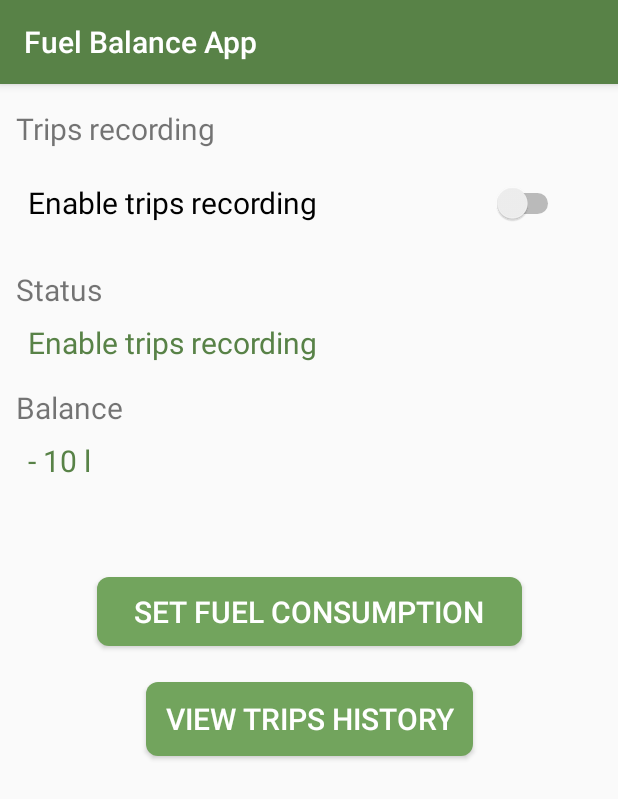
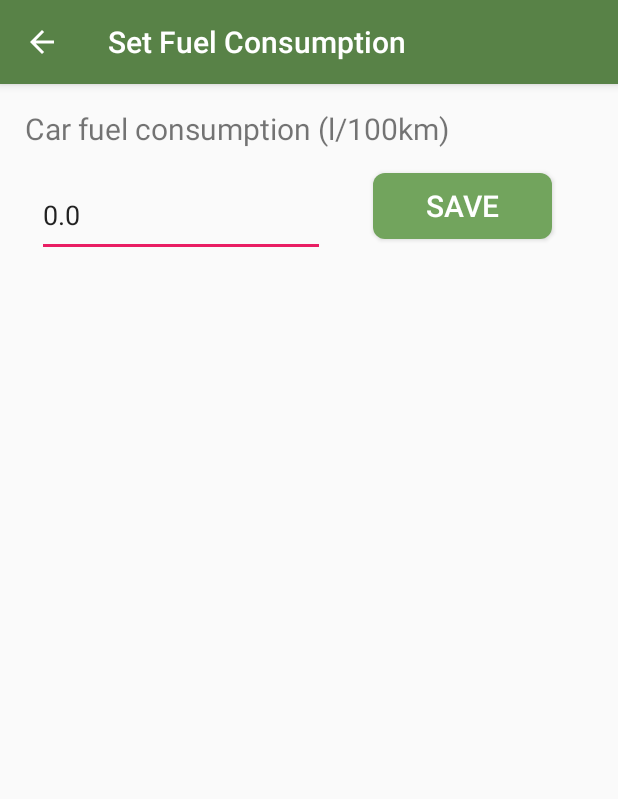
Before and after one commit to kosmolub01/Fuel-balance-app, an Android app: the screen it shows after launch (MainActivity before the commit, SetFuelConsumption after it), after a tap on "SET FUEL CONSUMPTION", on a phone screen of 412 x 824 dp. Shown: the top 799 px of the screen. Run offline under Robolectric (Android 15) with nearby library versions, the phone set to English and light mode, and no system bars.

Commit message:
Add setting car fuel consumption activity

```diff
--- a/app/build.gradle
+++ b/app/build.gradle
@@ -35,6 +35,7 @@ dependencies {
     // Support Libraries
     implementation 'androidx.appcompat:appcompat:1.3.0'
     implementation 'androidx.constraintlayout:constraintlayout:2.0.4'
+    implementation 'com.google.android.material:material:1.4.0'
 
     // Testing Dependencies
     testImplementation 'junit:junit:4.13.1'
--- a/app/src/main/java/com/example/fuelbalanceapp/MainActivity.kt
+++ b/app/src/main/java/com/example/fuelbalanceapp/MainActivity.kt
@@ -8,7 +8,6 @@ import android.content.SharedPreferences
 import android.content.pm.PackageManager
 import android.os.Bundle
 import android.util.Log
-import android.view.View
 import android.widget.Toast
 import androidx.appcompat.app.AppCompatActivity
 import androidx.core.app.ActivityCompat
@@ -58,33 +57,31 @@ class MainActivity : AppCompatActivity() {
         }
 
         switchTripsRecording.setOnCheckedChangeListener { _, isChecked ->
-            // Save tripsRecording to SharedPreferences when it changes
+            // Save tripsRecording to SharedPreferences when it changes.
             saveTripsRecordingToSharedPreferences(isChecked)
-            // Handle the switch state change
+            // Handle the switch state change.
             if (isChecked) {
                 startTracking()
+                Toast.makeText(this@MainActivity, "Activity tracking has started",
+                    Toast.LENGTH_SHORT).show()
             } else {
                 resetTracking()
             }
         }
 
         buttonSetFuelConsumption.setOnClickListener {
-            """if (isPermissionGranted()) {
-                startService(Intent(this, DetectedActivityService::class.java))
-                requestActivityTransitionUpdates()
-                isTrackingStarted = true
-                Toast.makeText(this@MainActivity, "You've started activity tracking",
-                    Toast.LENGTH_SHORT).show()
-            } else {
-                requestPermission()
-            }"""
+            val intent = Intent(this@MainActivity, SetFuelConsumption::class.java)
+            //intent.putExtra("key", value) //Optional parameters
+            startActivity(intent)
         }
+
         buttonTripsHistory.setOnClickListener {
             """stopService(Intent(this, DetectedActivityService::class.java))
             removeActivityTransitionUpdates()
 
             Toast.makeText(this, "You've stopped tracking your activity", Toast.LENGTH_SHORT).show()"""
         }
+
         buttonReset.setOnClickListener {
             //resetTracking()
         }
@@ -95,16 +92,15 @@ class MainActivity : AppCompatActivity() {
         setDetectedActivity(SupportedActivity.NOT_ENABLED)
         removeActivityTransitionUpdates()
         stopService(Intent(this, DetectedActivityService::class.java))
-        Toast.makeText(this, "You've stopped tracking your activity", Toast.LENGTH_SHORT).show()
+        Toast.makeText(this, "Activity tracking has stopped", Toast.LENGTH_SHORT).show()
     }
 
     private fun startTracking() {
         if (isPermissionGranted()) {
             startService(Intent(this, DetectedActivityService::class.java))
             requestActivityTransitionUpdates()
+            setDetectedActivity(SupportedActivity.UPDATE_IN_PROGRESS)
             isTrackingStarted = true
-            Toast.makeText(this@MainActivity, "You've started activity tracking",
-                Toast.LENGTH_SHORT).show()
         } else {
             requestPermission()
         }
--- /dev/null
+++ b/app/src/main/java/com/example/fuelbalanceapp/SetFuelConsumption.kt
@@ -0,0 +1,42 @@
+package com.example.fuelbalanceapp
+
+import android.content.Context
+import android.content.Intent
+import android.content.SharedPreferences
+import androidx.appcompat.app.AppCompatActivity
+import android.os.Bundle
+import android.widget.Toast
+import androidx.core.app.NavUtils
+import kotlinx.android.synthetic.main.activity_main.*
+import kotlinx.android.synthetic.main.activity_set_fuel_consumption.*
+
+const val FUEL_CONSUMPTION_KEY = "fuelConsumption"
+
+class SetFuelConsumption : AppCompatActivity() {
+    override fun onCreate(savedInstanceState: Bundle?) {
+        super.onCreate(savedInstanceState)
+        setContentView(R.layout.activity_set_fuel_consumption)
+
+        // Load fuelConsumption from SharedPreferences.
+        val sharedPreferences = this.getSharedPreferences(SHARED_PREFERENCES_FILE, Context.MODE_PRIVATE)
+        val fuelConsumption: Float = sharedPreferences.getFloat(FUEL_CONSUMPTION_KEY, 0.0F)
+
+        // Set the text of the EditText to the loaded fuelConsumption
+        decimalFuelConsumption.setText(fuelConsumption.toString())
+
+        buttonSaveCarFuelConsumption.setOnClickListener {
+            // Save fuelConsumption to SharedPreferences.
+            val fuelConsumption: Float = decimalFuelConsumption.text.toString().toFloatOrNull() ?: 0.0F
+            saveFuelConsumptionToSharedPreferences(fuelConsumption)
+            Toast.makeText(this, "Car fuel consumption has been saved", Toast.LENGTH_SHORT).show()
+            NavUtils.navigateUpFromSameTask(this);
+        }
+    }
+
+    private fun saveFuelConsumptionToSharedPreferences(fuelConsumption: Float) {
+        val sharedPreferences = this.getSharedPreferences(SHARED_PREFERENCES_FILE, Context.MODE_PRIVATE)
+        val editor: SharedPreferences.Editor = sharedPreferences.edit()
+        editor.putFloat(FUEL_CONSUMPTION_KEY, fuelConsumption)
+        editor.apply()
+    }
+}
--- a/app/src/main/java/com/example/fuelbalanceapp/SupportedActivity.kt
+++ b/app/src/main/java/com/example/fuelbalanceapp/SupportedActivity.kt
@@ -13,6 +13,7 @@ enum class SupportedActivity(
 ) {
 
     NOT_ENABLED(R.drawable.time_to_start, R.string.enable_trips_recording),
+    UPDATE_IN_PROGRESS(R.drawable.time_to_start, R.string.update_in_progress),
     STILL(R.drawable.dog_standing, R.string.still_text),
     WALKING(R.drawable.dog_walking, R.string.walking_text),
     RUNNING(R.drawable.dog_running, R.string.running_text),
--- a/app/src/main/java/com/example/fuelbalanceapp/detectedactivity/DetectedActivityReceiver.kt
+++ b/app/src/main/java/com/example/fuelbalanceapp/detectedactivity/DetectedActivityReceiver.kt
@@ -86,7 +86,7 @@ class DetectedActivityReceiver : BroadcastReceiver() {
 
     private fun createNotificationChannel(context: Context) {
         // Create the NotificationChannel, but only on API 26+ because
-        // the NotificationChannel class is new and not in the support library
+        // the NotificationChannel class is new and not in the support library.
         if (Build.VERSION.SDK_INT >= Build.VERSION_CODES.O) {
             val name = "detected_activity_channel_name"
             val descriptionText = "detected_activity_channel_description"
--- a/app/src/main/java/com/example/fuelbalanceapp/detectedactivity/DetectedActivityService.kt
+++ b/app/src/main/java/com/example/fuelbalanceapp/detectedactivity/DetectedActivityService.kt
@@ -59,7 +59,7 @@ class DetectedActivityService : Service() {
     }
 
     private fun createNotification(): Notification {
-        // Customize the notification according to your app's requirements
+
         val notificationChannelId = "foreground_activity_channel_id"
         if (Build.VERSION.SDK_INT >= Build.VERSION_CODES.O) {
             val notificationChannel = NotificationChannel(
@@ -73,10 +73,11 @@ class DetectedActivityService : Service() {
         }
 
         return NotificationCompat.Builder(this, notificationChannelId)
-            .setContentTitle("Your Service is Running")
+            .setContentTitle("Trips recording is ON")
             .setContentText("Tap to open the app")
             .setContentIntent(getPendingIntent())
             .setPriority(NotificationCompat.PRIORITY_LOW)
+            .setSmallIcon(R.drawable.ic_launcher_foreground)
             .build()
     }
 
--- /dev/null
+++ b/app/src/main/res/layout/activity_set_fuel_consumption.xml
@@ -0,0 +1,58 @@
+<?xml version="1.0" encoding="utf-8"?>
+<androidx.constraintlayout.widget.ConstraintLayout xmlns:android="http://schemas.android.com/apk/res/android"
+    xmlns:app="http://schemas.android.com/apk/res-auto"
+    xmlns:tools="http://schemas.android.com/tools"
+    android:layout_width="match_parent"
+    android:layout_height="match_parent"
+    tools:context=".SetFuelConsumption">
+
+    <androidx.constraintlayout.widget.ConstraintLayout
+        android:layout_width="match_parent"
+        android:layout_height="match_parent"
+        tools:context=".ui.notifications.NotificationsFragment"
+        tools:layout_editor_absoluteX="2dp"
+        tools:layout_editor_absoluteY="11dp">
+
+        <Button
+            android:id="@+id/buttonSaveCarFuelConsumption"
+            android:layout_width="119dp"
+            android:layout_height="44dp"
+            android:layout_marginStart="32dp"
+            android:layout_marginTop="16dp"
+            android:background="@drawable/button_background"
+            android:text="@string/save_car_fuel_consumption"
+            android:textColor="@android:color/white"
+            android:textSize="20sp"
+            android:visibility="visible"
+            app:layout_constraintEnd_toEndOf="@+id/buttonTripsHistory"
+            app:layout_constraintStart_toEndOf="@+id/decimalFuelConsumption"
+            app:layout_constraintTop_toBottomOf="@+id/textViewFuelConsumption"
+            tools:visibility="visible" />
+
+        <EditText
+            android:id="@+id/decimalFuelConsumption"
+            android:layout_width="192dp"
+            android:layout_height="56dp"
+            android:layout_marginStart="8dp"
+            android:layout_marginTop="16dp"
+            android:ems="10"
+            android:inputType="numberDecimal"
+            app:layout_constraintStart_toStartOf="@+id/textViewFuelConsumption"
+            app:layout_constraintTop_toBottomOf="@+id/textViewFuelConsumption" />
+
+        <TextView
+            android:id="@+id/textViewFuelConsumption"
+            android:layout_width="wrap_content"
+            android:layout_height="wrap_content"
+            android:layout_marginTop="16dp"
+            android:labelFor="@id/decimalFuelConsumption"
+            android:text="@string/fuel_consumption"
+            android:textSize="20sp"
+            app:layout_constraintEnd_toEndOf="parent"
+            app:layout_constraintHorizontal_bias="0.128"
+            app:layout_constraintStart_toStartOf="parent"
+            app:layout_constraintTop_toTopOf="parent" />
+
+    </androidx.constraintlayout.widget.ConstraintLayout>
+
+</androidx.constraintlayout.widget.ConstraintLayout>
--- a/app/src/main/res/values/strings.xml
+++ b/app/src/main/res/values/strings.xml
@@ -24,11 +24,14 @@
 
     <string name="trips_recording">Trips recording</string>
     <string name="enable_trips_recording">Enable trips recording</string>
+    <string name="update_in_progress">Update of status in progress</string>
     <string name="status">Status</string>
     <string name="balance">Balance</string>
     <string name="set_fuel_consumption">Set fuel consumption</string>
     <string name="trips_history">View trips history</string>
     <string name="reset">Reset</string>
+    <string name="fuel_consumption">Car fuel consumption (l/100km)</string>
+    <string name="save_car_fuel_consumption">Save</string>
 
     <string name="still">Still</string>
     <string name="walking">Walking</string>
```
Also changed, not shown: app/src/main/AndroidManifest.xml (+12 -8 lines).
